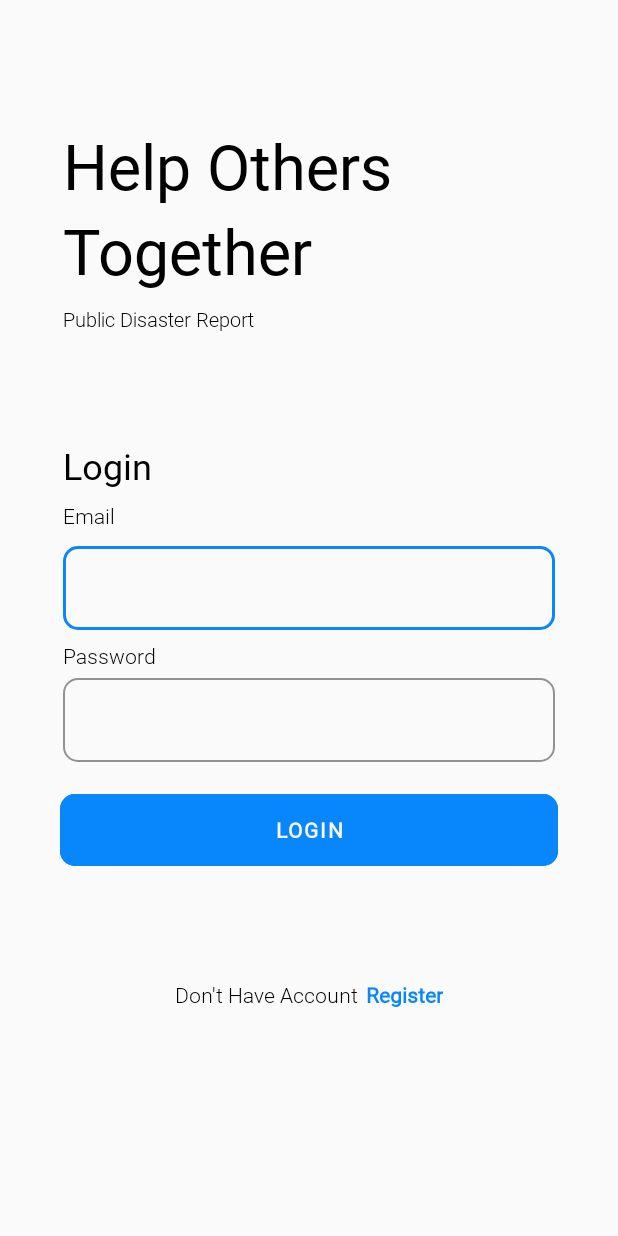
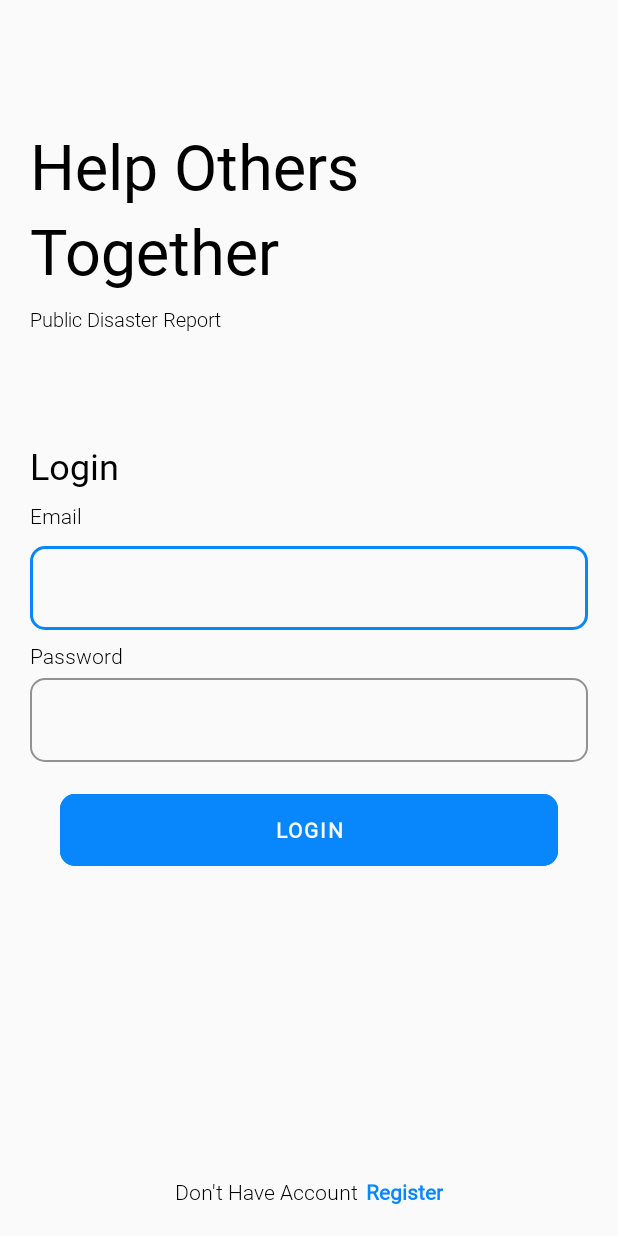
Before and after one commit to bismastr/mybencana, an Android app: the screen it shows after launch (LoginActivity), on a phone screen of 412 x 824 dp. Run offline under Robolectric (Android 15) with nearby library versions, the phone set to English and light mode, and no system bars; our stand-ins replace Firebase (no records; nobody signed in at launch, a user with empty details on screens opened directly); Roboto replaces fonts that are not available here.

Commit message:
fixing UI for 720p screen

```diff
--- /dev/null
+++ b/app/src/main/res/drawable/ic_marker_grey.xml
@@ -0,0 +1,5 @@
+<vector android:height="24dp" android:tint="#C3C3C3"
+    android:viewportHeight="24" android:viewportWidth="24"
+    android:width="24dp" xmlns:android="http://schemas.android.com/apk/res/android">
+    <path android:fillColor="@android:color/white" android:pathData="M12,2C8.13,2 5,5.13 5,9c0,5.25 7,13 7,13s7,-7.75 7,-13c0,-3.87 -3.13,-7 -7,-7zM12,11.5c-1.38,0 -2.5,-1.12 -2.5,-2.5s1.12,-2.5 2.5,-2.5 2.5,1.12 2.5,2.5 -1.12,2.5 -2.5,2.5z"/>
+</vector>
--- /dev/null
+++ b/app/src/main/res/drawable/ic_time.xml
@@ -0,0 +1,6 @@
+<vector android:height="24dp" android:tint="#C3C3C3"
+    android:viewportHeight="24" android:viewportWidth="24"
+    android:width="24dp" xmlns:android="http://schemas.android.com/apk/res/android">
+    <path android:fillColor="@android:color/white" android:pathData="M11.99,2C6.47,2 2,6.48 2,12s4.47,10 9.99,10C17.52,22 22,17.52 22,12S17.52,2 11.99,2zM12,20c-4.42,0 -8,-3.58 -8,-8s3.58,-8 8,-8 8,3.58 8,8 -3.58,8 -8,8z"/>
+    <path android:fillColor="@android:color/white" android:pathData="M12.5,7H11v6l5.25,3.15 0.75,-1.23 -4.5,-2.67z"/>
+</vector>
--- a/app/src/main/res/layout/activity_login.xml
+++ b/app/src/main/res/layout/activity_login.xml
@@ -12,7 +12,7 @@
     <TextView
         android:layout_width="wrap_content"
         android:layout_height="wrap_content"
-        android:layout_marginStart="42dp"
+        android:layout_marginStart="20dp"
         android:layout_marginTop="82dp"
         android:fontFamily="@font/roboto"
         android:text="Help Others"
@@ -22,7 +22,7 @@
     <TextView
         android:layout_width="wrap_content"
         android:layout_height="wrap_content"
-        android:layout_marginStart="42dp"
+        android:layout_marginStart="20dp"
         android:fontFamily="@font/roboto"
         android:text="Together"
         android:textColor="@color/black"
@@ -31,7 +31,7 @@
     <TextView
         android:layout_width="wrap_content"
         android:layout_height="wrap_content"
-        android:layout_marginStart="42dp"
+        android:layout_marginStart="20dp"
         android:layout_marginTop="8dp"
         android:fontFamily="@font/roboto_light"
         android:text="Public Disaster Report "
@@ -42,7 +42,7 @@
         android:id="@+id/tv_login"
         android:layout_width="wrap_content"
         android:layout_height="wrap_content"
-        android:layout_marginStart="42dp"
+        android:layout_marginStart="20dp"
         android:layout_marginTop="72dp"
         android:fontFamily="@font/roboto"
         android:text="Login"
@@ -63,7 +63,7 @@
             android:id="@+id/tv_email"
             android:layout_width="wrap_content"
             android:layout_height="wrap_content"
-            android:layout_marginStart="42dp"
+            android:layout_marginStart="20dp"
             android:layout_marginTop="7dp"
             android:fontFamily="@font/roboto_light"
             android:text="Email"
@@ -72,7 +72,7 @@
         <com.google.android.material.textfield.TextInputLayout
             android:id="@+id/tip_email"
             style="@style/Widget.MaterialComponents.TextInputLayout.OutlinedBox"
-            android:layout_width="wrap_content"
+            android:layout_width="match_parent"
             android:layout_height="wrap_content"
             android:layout_below="@+id/tv_email"
             android:layout_centerHorizontal="true"
@@ -88,7 +88,7 @@
 
             <com.google.android.material.textfield.TextInputEditText
                 android:id="@+id/et_username"
-                android:layout_width="328dp"
+                android:layout_width="match_parent"
                 android:layout_height="wrap_content"
                 android:layout_gravity="center_horizontal"
                 android:fontFamily="@font/montserrat_light"
@@ -100,10 +100,10 @@
 
         <TextView
             android:id="@+id/tv_password"
-            android:layout_width="wrap_content"
+            android:layout_width="match_parent"
             android:layout_height="wrap_content"
             android:layout_below="@+id/tip_email"
-            android:layout_marginStart="42dp"
+            android:layout_marginStart="20dp"
             android:layout_marginTop="7dp"
             android:fontFamily="@font/roboto_light"
             android:text="Password"
@@ -112,7 +112,7 @@
         <com.google.android.material.textfield.TextInputLayout
             android:id="@+id/tip_password"
             style="@style/Widget.MaterialComponents.TextInputLayout.OutlinedBox"
-            android:layout_width="wrap_content"
+            android:layout_width="match_parent"
             android:layout_height="wrap_content"
             android:layout_below="@+id/tv_password"
             android:layout_centerHorizontal="true"
@@ -127,7 +127,7 @@
 
             <com.google.android.material.textfield.TextInputEditText
                 android:id="@+id/et_password"
-                android:layout_width="328dp"
+                android:layout_width="match_parent"
                 android:layout_height="wrap_content"
                 android:layout_gravity="center_horizontal"
                 android:fontFamily="@font/montserrat_light"
@@ -158,10 +158,10 @@
         <LinearLayout
             android:id="@+id/ll_register"
             android:layout_width="wrap_content"
-            android:layout_height="match_parent"
-            android:layout_below="@+id/btn_login"
+            android:layout_height="wrap_content"
+            android:layout_alignParentBottom="true"
             android:layout_centerHorizontal="true"
-            android:layout_marginTop="50dp"
+            android:layout_marginBottom="20dp"
             android:orientation="horizontal">
 
             <TextView
@@ -169,8 +169,8 @@
                 android:layout_width="wrap_content"
                 android:layout_height="wrap_content"
                 android:fontFamily="@font/roboto_light"
-                android:textColor="@color/primaryTextColor"
-                android:text="Don't Have Account" />
+                android:text="Don't Have Account"
+                android:textColor="@color/primaryTextColor" />
 
             <TextView
                 android:id="@+id/tv_register"
--- /dev/null
+++ b/app/src/main/res/values/ic_launcher_background.xml
@@ -0,0 +1,4 @@
+<?xml version="1.0" encoding="utf-8"?>
+<resources>
+    <color name="ic_launcher_background">#3D97DC</color>
+</resources>
```
Also changed, not shown: app/src/main/res/layout/activity_detail.xml (+9 -5 lines), app/src/main/res/layout/activity_lapor.xml (+13 -13 lines), app/src/main/res/layout/activity_register.xml (+10 -10 lines), app/src/main/ic_launcher-playstore.png (added), 2 other files.
